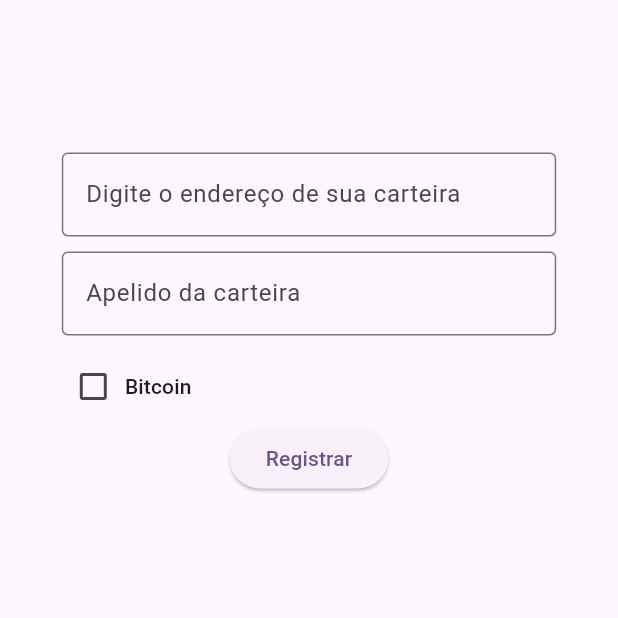
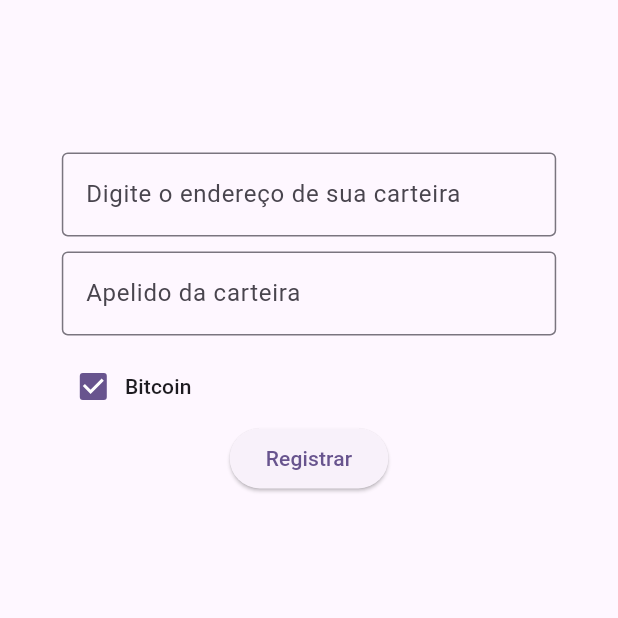
Before and after one commit to SoaresGb/continuacao-tracking-wallet-web3, a Flutter app: the WalletPage screen opened directly, after a tap on "Bitcoin", on a phone screen of 412 x 824 dp, the part 618-1236 px from its top. Run offline on Flutter 3.47's test engine with Material 3 defaults, Android fonts, the phone set to English and light mode, and no system bars; our stand-ins replace decimal, lottie, shared_preferences; missing offline and left inert: jovial_svg, web3dart; accounts and stored records are empty.

Commit message:
wip on style

```diff
--- a/lib/home/presentation/wallets_page.dart
+++ b/lib/home/presentation/wallets_page.dart
@@ -5,7 +5,7 @@ import 'package:foxbit_tracking_web3_flutter/home/presentation/loading_page.dart
 import 'package:foxbit_tracking_web3_flutter/home/presentation/widgets/wallet_list_tile.dart';
 
 class WalletPage extends StatefulWidget {
-  const WalletPage({Key? key}) : super(key: key);
+  const WalletPage({super.key});
 
   @override
   WalletPageState createState() => WalletPageState();
@@ -27,23 +27,28 @@ class WalletPageState extends State<WalletPage> {
 
   @override
   Widget build(BuildContext context) {
-    bool isBtc = false;
     return Scaffold(
       appBar: AppBar(
         backgroundColor: Theme.of(context).primaryColor,
       ),
-        body: controller.isLoading
-            ? Container(
+      body: Builder(
+        builder: (_) {
+          if (controller.isLoading) {
+            return Container(
               height: MediaQuery.of(context).size.height,
               color: Colors.white,
-                child: const LoadingWidget())
-            : Column(
+              child: const LoadingWidget(),
+            );
+          }
+
+          return Column(
             crossAxisAlignment: CrossAxisAlignment.start,
             children: [
               Padding(
                 padding: EdgeInsets.symmetric(
                   vertical: 18,
-                        horizontal: MediaQuery.of(context).size.width * 0.13),
+                  horizontal: MediaQuery.of(context).size.width * 0.13,
+                ),
                 child: const Text(
                   'Wallets',
                   style: TextStyle(
@@ -53,20 +58,36 @@ class WalletPageState extends State<WalletPage> {
                 ),
               ),
               Expanded(
-                    child: ListView.separated(
+                child: _transactionList(),
+              ),
+              Padding(
+                padding: EdgeInsets.only(
+                  left: MediaQuery.of(context).size.width * 0.1,
+                  right: MediaQuery.of(context).size.width * 0.1,
+                  bottom: MediaQuery.of(context).size.height * 0.1,
+                ),
+                child: _newWallet(),
+              )
+            ],
+          );
+        },
+      ),
+    );
+  }
+
+  Widget _transactionList() => ListView.separated(
         separatorBuilder: (context, index) => const Padding(
           padding: EdgeInsets.all(8.0),
           child: Divider(height: 2),
         ),
         itemCount: controller.savedWallets.length,
         padding: EdgeInsets.symmetric(
-                          horizontal: MediaQuery.of(context).size.width * 0.1),
-                      itemBuilder: (context, index) {
-                        return Dismissible(
-                            key: Key(
-                                controller.savedWallets[index].walletAddress),
+          horizontal: MediaQuery.of(context).size.width * 0.1,
+        ),
+        itemBuilder: (context, index) => Dismissible(
+          key: Key(controller.savedWallets[index].walletAddress),
           onDismissed: (direction) async {
-                              String addressToRemove =
+            final addressToRemove =
                 controller.savedWallets[index].walletAddress;
 
             setState(() {
@@ -86,23 +107,18 @@ class WalletPageState extends State<WalletPage> {
             ),
           ),
           child: WalletListTile(
-                                wallet: controller.savedWallets[index]));
-                      },
+            wallet: controller.savedWallets[index],
           ),
         ),
-                  Padding(
-                    padding: EdgeInsets.only(
-                        left: MediaQuery.of(context).size.width * 0.1,
-                        right: MediaQuery.of(context).size.width * 0.1,
-                        bottom: MediaQuery.of(context).size.height * 0.1),
-                    child: Form(
+      );
+
+  Widget _newWallet() => Form(
         key: _formKey,
         child: Column(
           mainAxisAlignment: MainAxisAlignment.spaceAround,
           children: [
             TextFormField(
-                            validator: (text) =>
-                                AppController.instance.validator(text ?? ''),
+              validator: (text) => AppController.instance.validator(text ?? ''),
               controller: addressController,
               decoration: const InputDecoration(
                 hintText: 'Digite o endereço de sua carteira',
@@ -120,13 +136,10 @@ class WalletPageState extends State<WalletPage> {
               ),
             ),
             CheckboxMenuButton(
-                              value: isBtc,
-                              onChanged: (value) {
-                                setState(() {
-                                  isBtc = value!;
-                                });
-                              },
-                              child: const Text("Bitcoin")),
+              value: controller.isBtc,
+              onChanged: (value) => setState(() => controller.isBtc = value!),
+              child: const Text("Bitcoin"),
+            ),
             ElevatedButton(
                 onPressed: () async {
                   if (_formKey.currentState!.validate()) {
@@ -134,10 +147,9 @@ class WalletPageState extends State<WalletPage> {
                       addressController.text,
                       nameController.text.isEmpty
                           ? AppController.instance
-                                            .formattingAddress(
-                                                addressController.text)
+                              .formattingAddress(addressController.text)
                           : nameController.text,
-                                    isBtc ? WalletType.btc : WalletType.eth,
+                      controller.isBtc ? WalletType.btc : WalletType.eth,
                     );
                     controller
                         .getLocalWallets()
@@ -149,9 +161,5 @@ class WalletPageState extends State<WalletPage> {
                 child: const Text('Registrar')),
           ],
         ),
-                    ),
-                  )
-                ],
-              ));
+      );
 }
-}
```
Also changed, not shown: lib/home/presentation/controller.dart (+19 -10 lines). Lines whose indentation alone changed are shown as unchanged.
